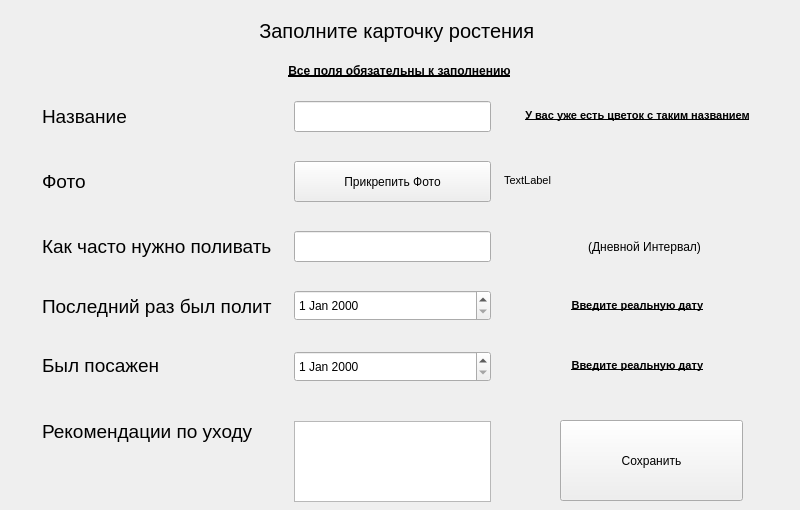
koalmsk/flowerProject, file qt_ui/flower_registr.ui: the form before one commit.
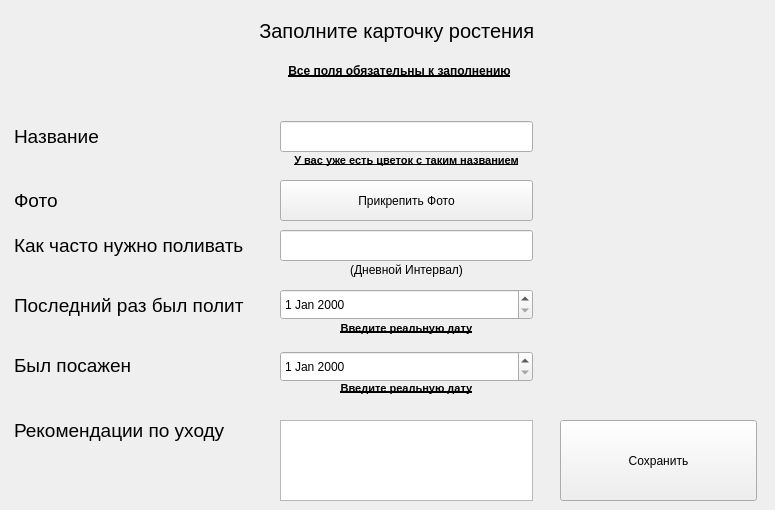
The form after the commit.

Diff of the .ui file:
```diff
--- a/qt_ui/flower_registr.ui
+++ b/qt_ui/flower_registr.ui
@@ -6,7 +6,7 @@
    <rect>
     <x>0</x>
     <y>0</y>
-    <width>800</width>
+    <width>775</width>
     <height>510</height>
    </rect>
   </property>
@@ -18,13 +18,13 @@
   </property>
   <property name="minimumSize">
    <size>
-    <width>800</width>
+    <width>775</width>
     <height>510</height>
    </size>
   </property>
   <property name="maximumSize">
    <size>
-    <width>800</width>
+    <width>775</width>
     <height>510</height>
    </size>
   </property>
@@ -34,9 +34,9 @@
   <widget class="QLineEdit" name="flower_name_input">
    <property name="geometry">
     <rect>
-     <x>294</x>
-     <y>101</y>
-     <width>197</width>
+     <x>280</x>
+     <y>121</y>
+     <width>253</width>
      <height>31</height>
     </rect>
    </property>
@@ -52,8 +52,8 @@
   <widget class="QLabel" name="label">
    <property name="geometry">
     <rect>
-     <x>42</x>
-     <y>101</y>
+     <x>14</x>
+     <y>121</y>
      <width>253</width>
      <height>31</height>
     </rect>
@@ -70,9 +70,9 @@
   <widget class="QLabel" name="label_2">
    <property name="geometry">
     <rect>
-     <x>42</x>
-     <y>231</y>
-     <width>253</width>
+     <x>14</x>
+     <y>230</y>
+     <width>267</width>
      <height>31</height>
     </rect>
    </property>
@@ -88,9 +88,9 @@
   <widget class="QLineEdit" name="how_often_to_water_input">
    <property name="geometry">
     <rect>
-     <x>294</x>
-     <y>231</y>
-     <width>197</width>
+     <x>280</x>
+     <y>230</y>
+     <width>253</width>
      <height>31</height>
     </rect>
    </property>
@@ -106,10 +106,10 @@
   <widget class="QLabel" name="label_3">
    <property name="geometry">
     <rect>
-     <x>504</x>
-     <y>231</y>
-     <width>281</width>
-     <height>31</height>
+     <x>322</x>
+     <y>260</y>
+     <width>169</width>
+     <height>20</height>
     </rect>
    </property>
    <property name="text">
@@ -122,9 +122,9 @@
   <widget class="QLabel" name="label_5">
    <property name="geometry">
     <rect>
-     <x>42</x>
-     <y>291</y>
-     <width>253</width>
+     <x>14</x>
+     <y>290</y>
+     <width>267</width>
      <height>31</height>
     </rect>
    </property>
@@ -140,9 +140,9 @@
   <widget class="QTextEdit" name="recomendation_input">
    <property name="geometry">
     <rect>
-     <x>294</x>
-     <y>421</y>
-     <width>197</width>
+     <x>280</x>
+     <y>420</y>
+     <width>253</width>
      <height>81</height>
     </rect>
    </property>
@@ -157,9 +157,9 @@
   <widget class="QLabel" name="label_4">
    <property name="geometry">
     <rect>
-     <x>42</x>
-     <y>421</y>
-     <width>253</width>
+     <x>14</x>
+     <y>420</y>
+     <width>267</width>
      <height>21</height>
     </rect>
    </property>
@@ -180,7 +180,7 @@
     <rect>
      <x>560</x>
      <y>420</y>
-     <width>183</width>
+     <width>197</width>
      <height>81</height>
     </rect>
    </property>
@@ -191,8 +191,8 @@
   <widget class="QLabel" name="label_6">
    <property name="geometry">
     <rect>
-     <x>42</x>
-     <y>161</y>
+     <x>14</x>
+     <y>180</y>
      <width>253</width>
      <height>41</height>
     </rect>
@@ -209,9 +209,9 @@
   <widget class="QPushButton" name="photo_input_btn">
    <property name="geometry">
     <rect>
-     <x>294</x>
-     <y>161</y>
-     <width>197</width>
+     <x>280</x>
+     <y>180</y>
+     <width>253</width>
      <height>41</height>
     </rect>
    </property>
@@ -222,9 +222,9 @@
   <widget class="QDateEdit" name="last_water_date_input">
    <property name="geometry">
     <rect>
-     <x>294</x>
-     <y>290</y>
-     <width>197</width>
+     <x>280</x>
+     <y>289</y>
+     <width>253</width>
      <height>31</height>
     </rect>
    </property>
@@ -232,9 +232,9 @@
   <widget class="QDateEdit" name="when_planted_input">
    <property name="geometry">
     <rect>
-     <x>294</x>
+     <x>280</x>
      <y>351</y>
-     <width>197</width>
+     <width>253</width>
      <height>31</height>
     </rect>
    </property>
@@ -242,9 +242,9 @@
   <widget class="QLabel" name="label_7">
    <property name="geometry">
     <rect>
-     <x>42</x>
+     <x>14</x>
      <y>350</y>
-     <width>253</width>
+     <width>267</width>
      <height>31</height>
     </rect>
    </property>
@@ -260,9 +260,9 @@
   <widget class="QLabel" name="flowe_title">
    <property name="geometry">
     <rect>
-     <x>14</x>
+     <x>0</x>
      <y>10</y>
-     <width>771</width>
+     <width>799</width>
      <height>41</height>
     </rect>
    </property>
@@ -278,33 +278,15 @@
     <set>Qt::AlignCenter</set>
    </property>
   </widget>
-  <widget class="QLabel" name="flower_photo_directory_lable">
-   <property name="geometry">
-    <rect>
-     <x>504</x>
-     <y>160</y>
-     <width>281</width>
-     <height>41</height>
-    </rect>
-   </property>
-   <property name="font">
-    <font>
-     <pointsize>8</pointsize>
-    </font>
-   </property>
-   <property name="text">
-    <string>TextLabel</string>
-   </property>
-  </widget>
   <widget class="QLabel" name="wrong_inputs_lable">
    <property name="enabled">
     <bool>true</bool>
    </property>
    <property name="geometry">
     <rect>
-     <x>14</x>
+     <x>0</x>
      <y>60</y>
-     <width>771</width>
+     <width>799</width>
      <height>21</height>
     </rect>
    </property>
@@ -328,10 +310,10 @@
    </property>
    <property name="geometry">
     <rect>
-     <x>490</x>
-     <y>100</y>
-     <width>295</width>
-     <height>31</height>
+     <x>280</x>
+     <y>150</y>
+     <width>253</width>
+     <height>21</height>
     </rect>
    </property>
    <property name="font">
@@ -355,10 +337,10 @@
    </property>
    <property name="geometry">
     <rect>
-     <x>490</x>
-     <y>290</y>
-     <width>295</width>
-     <height>31</height>
+     <x>308</x>
+     <y>320</y>
+     <width>197</width>
+     <height>16</height>
     </rect>
    </property>
    <property name="font">
@@ -382,10 +364,10 @@
    </property>
    <property name="geometry">
     <rect>
-     <x>490</x>
-     <y>350</y>
-     <width>295</width>
-     <height>31</height>
+     <x>308</x>
+     <y>380</y>
+     <width>197</width>
+     <height>16</height>
     </rect>
    </property>
    <property name="font">
@@ -403,6 +385,19 @@
     <set>Qt::AlignCenter</set>
    </property>
   </widget>
+  <widget class="QLabel" name="flower_photo_preview">
+   <property name="geometry">
+    <rect>
+     <x>546</x>
+     <y>90</y>
+     <width>211</width>
+     <height>200</height>
+    </rect>
+   </property>
+   <property name="text">
+    <string/>
+   </property>
+  </widget>
  </widget>
  <resources/>
  <connections/>
```
Left out of the diff: 3 changed lines with no effect on the pictures.
